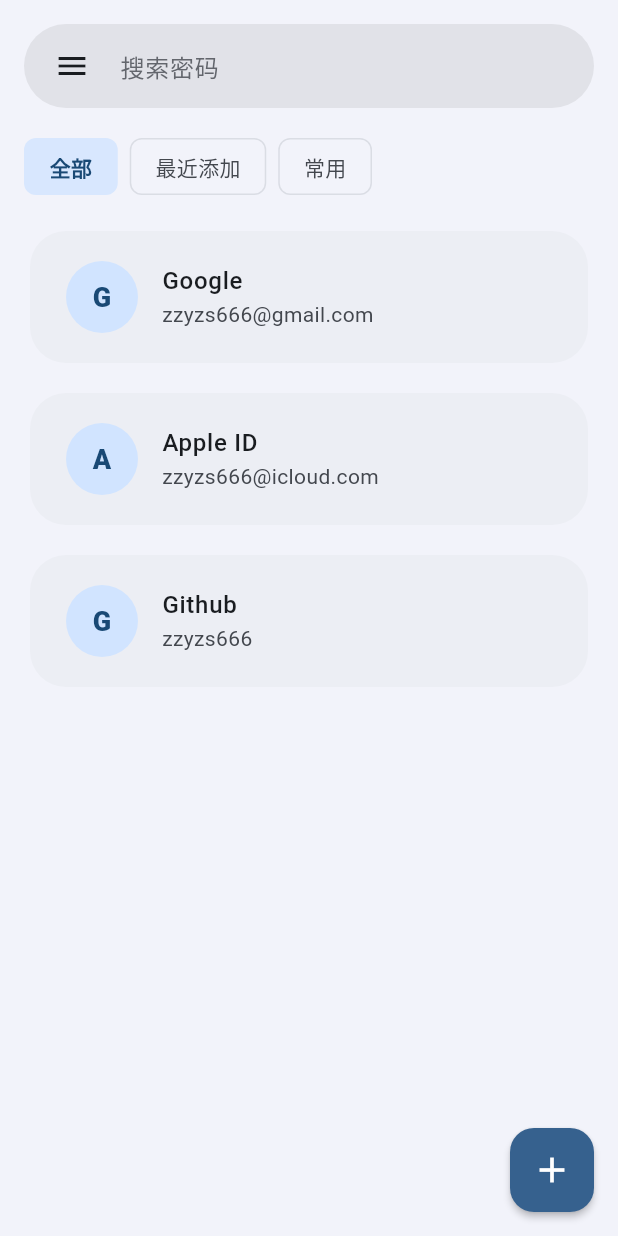
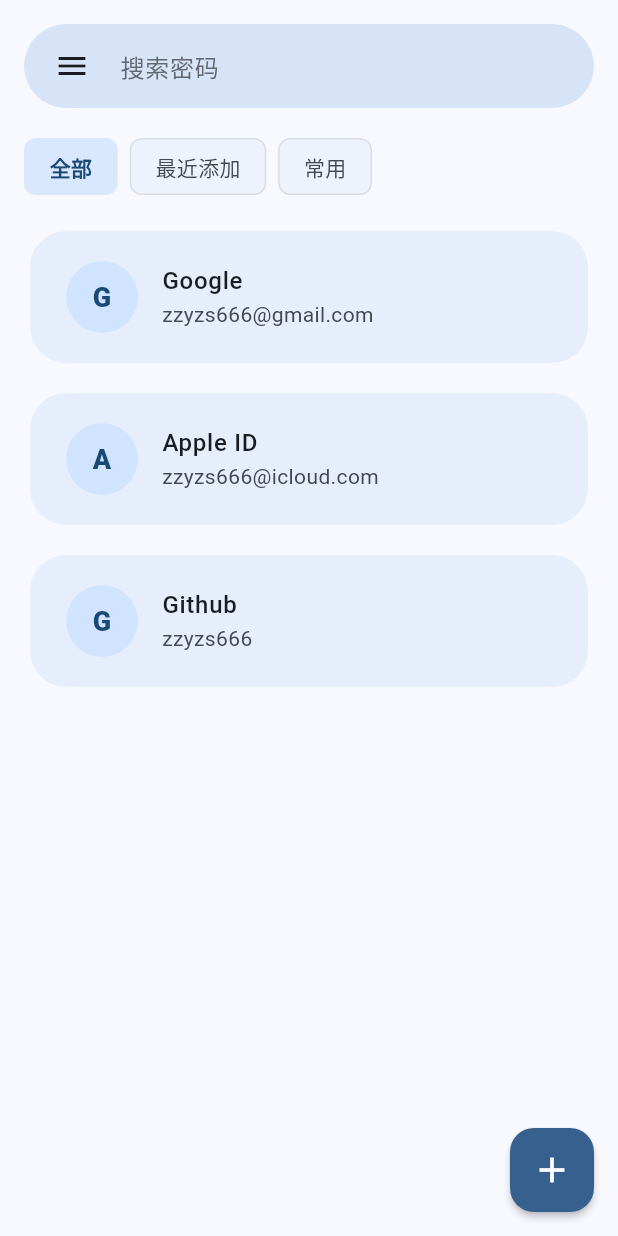
Before and after one commit to CFSL-E/PASS-F2, a Flutter app: the screen it shows after launch, on a phone screen of 412 x 824 dp. Run offline on Flutter 3.47's test engine with Material 3 defaults, Android fonts, the phone set to English and light mode, and no system bars; drawn by our look-alikes of dynamic_color.

Commit message:
Fix light mode color scheme issues and improve UI consistency
- Updated home_page.dart to fix background colors using proper MD3 color tokens with conditional logic for light/dark modes
- Modified SearchBar background to use secondaryContainer for light mode and surfaceContainerHighest for dark mode
- Adjusted password list cards to use appropriate transparency and container colors based on theme mode
- Updated settings_page.dart to use consistent surface color instead of surfaceContainerLow for better visual hierarchy
- Enhanced filter chips with proper opacity handling and border styling for both light and dark themes
- Improved overall theme consistency by implementing proper brightness detection and color mapping throughout the UI components

```diff
--- a/lib/home_page.dart
+++ b/lib/home_page.dart
@@ -21,9 +21,10 @@ class _HomePageState extends State<HomePage> {
   @override
   Widget build(BuildContext context) {
     final colorScheme = Theme.of(context).colorScheme;
+    final isLightMode = colorScheme.brightness == Brightness.light;
 
     return Scaffold(
-      backgroundColor: colorScheme.surfaceContainerLow,
+      backgroundColor: colorScheme.surface,
       body: SafeArea(
         child: Padding(
           padding: const EdgeInsets.symmetric(horizontal: 16.0),
@@ -51,7 +52,9 @@ class _HomePageState extends State<HomePage> {
                 ),
                 elevation: WidgetStateProperty.all(0),
                 backgroundColor: WidgetStateProperty.all(
-                  colorScheme.surfaceContainerHighest,
+                  isLightMode
+                    ? colorScheme.secondaryContainer
+                    : colorScheme.surfaceContainerHighest,
                 ),
               ),
               const SizedBox(height: 20),
@@ -80,7 +83,9 @@ class _HomePageState extends State<HomePage> {
                       child: Card(
                         elevation: 0,
                         // 还原截图中的扁平大圆角淡色气泡卡片设计
-                        color: colorScheme.surfaceContainer,
+                        color: isLightMode
+                          ? colorScheme.secondaryContainer.withOpacity(0.5)
+                          : colorScheme.surfaceContainerHighest,
                         shape: RoundedRectangleBorder(
                           borderRadius: BorderRadius.circular(24),
                         ),
@@ -142,6 +147,7 @@ class _HomePageState extends State<HomePage> {
   // 构建统一的视觉 Chip (还原截图中的圆角小巧设计)
   Widget _buildFilterChip(String label, int index, ColorScheme colorScheme) {
     final isSelected = _selectedChip == index;
+    final isLightMode = colorScheme.brightness == Brightness.light;
     return InkWell(
       onTap: () {
         setState(() {
@@ -153,7 +159,9 @@ class _HomePageState extends State<HomePage> {
         duration: const Duration(milliseconds: 200),
         padding: const EdgeInsets.symmetric(horizontal: 16, vertical: 8),
         decoration: BoxDecoration(
-          color: isSelected ? colorScheme.primaryContainer.withOpacity(0.8) : Colors.transparent,
+          color: isSelected
+            ? colorScheme.primaryContainer.withOpacity(0.8)
+            : (isLightMode ? colorScheme.secondaryContainer.withOpacity(0.3) : Colors.transparent),
           borderRadius: BorderRadius.circular(8),
           border: isSelected
               ? Border.all(color: Colors.transparent)
--- a/lib/settings_page.dart
+++ b/lib/settings_page.dart
@@ -6,10 +6,11 @@ class SettingsPage extends StatelessWidget {
   @override
   Widget build(BuildContext context) {
     final colorScheme = Theme.of(context).colorScheme;
+    final isLightMode = colorScheme.brightness == Brightness.light;
 
     // 【规范】独立的全新 Scaffold，配合大标题滑动效果
     return Scaffold(
-      backgroundColor: colorScheme.surfaceContainerLow,
+      backgroundColor: colorScheme.surface,
       body: NestedScrollView(
         headerSliverBuilder: (BuildContext context, bool innerBoxIsScrolled) {
           return <Widget>[
@@ -17,7 +18,7 @@ class SettingsPage extends StatelessWidget {
             SliverAppBar.large(
               title: const Text('设置'),
               // 当此页面向下滑动时，大标题依然保持 MD3 圆润背景或直接融入整体
-              backgroundColor: colorScheme.surfaceContainerLow,
+              backgroundColor: colorScheme.surface,
               surfaceTintColor: colorScheme.surfaceTint,
             ),
           ];
```
Also changed, not shown: 1 other file.
